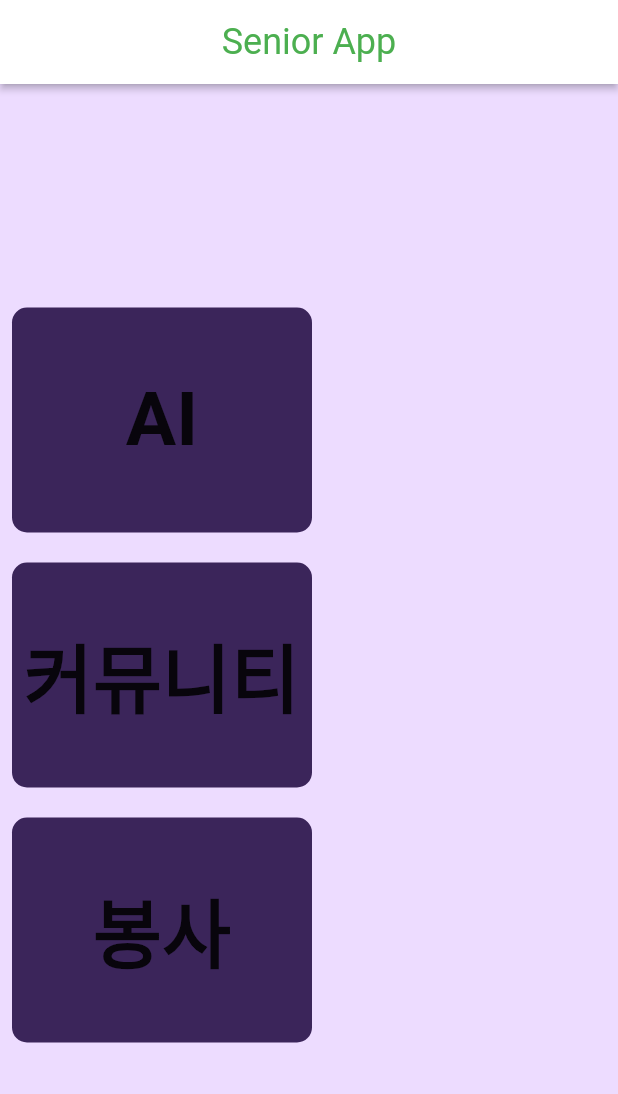
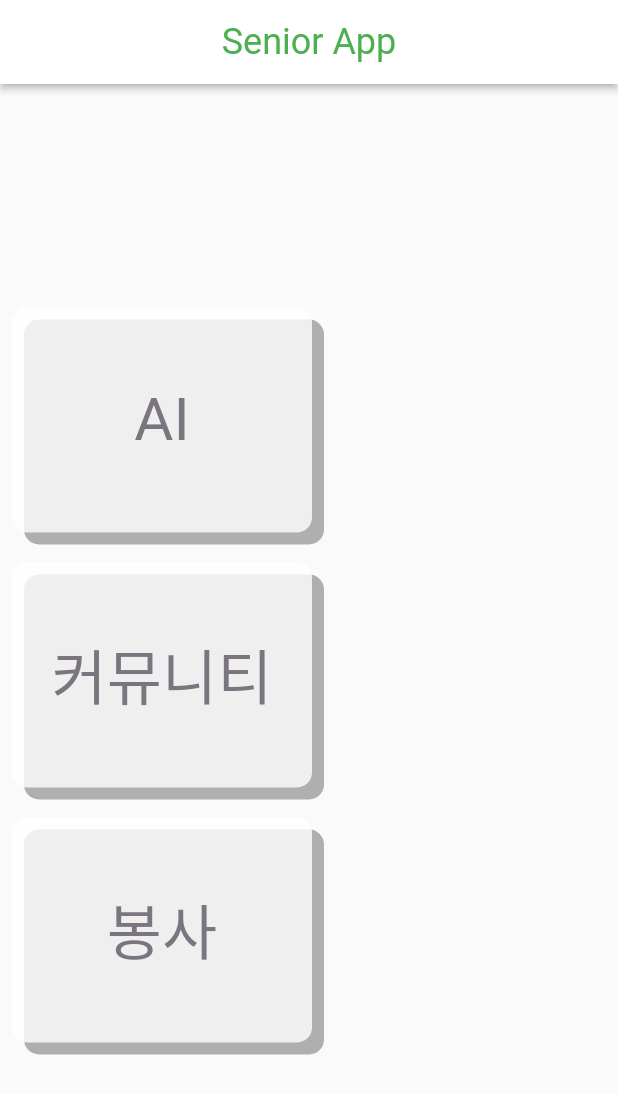
Before and after one commit to AjouSenior/AjouSenior_Front, a Flutter app: the screen it shows after launch, on a phone screen of 412 x 824 dp. Shown: the top 1094 px of the screen. Run offline on Flutter 3.47's test engine with Material 2 defaults, Android fonts, the phone set to English and light mode, and no system bars; our stand-ins replace google_fonts.

Commit message:
second commit

```diff
--- a/ajousenior/lib/main.dart
+++ b/ajousenior/lib/main.dart
@@ -17,7 +17,7 @@ class MyApp extends StatelessWidget {
     return MaterialApp(
       theme: ThemeData(
           colorScheme: ColorScheme.fromSeed(
-              seedColor: seedColor, brightness: Brightness.dark),
+              seedColor: seedColor, brightness: Brightness.light),
           textTheme: GoogleFonts.notoSansNKoTextTheme(
             Theme.of(context).textTheme,
           )),
--- a/ajousenior/lib/screen/home_screen.dart
+++ b/ajousenior/lib/screen/home_screen.dart
@@ -20,7 +20,6 @@ class HomeScreen extends StatelessWidget {
           ),
         ),
       ),
-      backgroundColor: Theme.of(context).colorScheme.onPrimaryContainer,
       body: const Padding(
         padding: EdgeInsets.all(8.0),
         child: Row(
--- a/ajousenior/lib/widgets/ai_widget.dart
+++ b/ajousenior/lib/widgets/ai_widget.dart
@@ -1,5 +1,6 @@
 import 'package:ajousenior/screen/ai_screen.dart';
 import 'package:flutter/material.dart';
+import 'package:google_fonts/google_fonts.dart';
 
 class Ai extends StatelessWidget {
   const Ai({super.key});
@@ -18,15 +19,21 @@ class Ai extends StatelessWidget {
       child: Container(
         alignment: Alignment.center,
         decoration: BoxDecoration(
+          boxShadow: [
+            BoxShadow(
+                color: Colors.black.withOpacity(0.3),
+                offset: const Offset(8, 8))
+          ],
           borderRadius: BorderRadius.circular(10),
-          color: Theme.of(context).colorScheme.onPrimary,
+          color: Theme.of(context).colorScheme.onPrimary.withOpacity(0.8),
         ),
         height: 150,
         width: 200,
-        child: const Text(
-          'AI',
-          style: TextStyle(fontWeight: FontWeight.w600, fontSize: 50),
-        ),
+        child: Text('AI',
+            style: GoogleFonts.notoSansKannada(
+              fontSize: 40,
+              color: Theme.of(context).colorScheme.outline,
+            )),
       ),
     );
   }
--- a/ajousenior/lib/widgets/community_widget.dart
+++ b/ajousenior/lib/widgets/community_widget.dart
@@ -1,5 +1,6 @@
 import 'package:ajousenior/screen/community_screen.dart';
 import 'package:flutter/material.dart';
+import 'package:google_fonts/google_fonts.dart';
 
 class Community extends StatelessWidget {
   const Community({super.key});
@@ -18,15 +19,21 @@ class Community extends StatelessWidget {
       child: Container(
         alignment: Alignment.center,
         decoration: BoxDecoration(
+          boxShadow: [
+            BoxShadow(
+                color: Colors.black.withOpacity(0.3),
+                offset: const Offset(8, 8))
+          ],
           borderRadius: BorderRadius.circular(10),
-          color: Theme.of(context).colorScheme.onPrimary,
+          color: Theme.of(context).colorScheme.onPrimary.withOpacity(0.8),
         ),
         height: 150,
         width: 200,
-        child: const Text(
-          '커뮤니티',
-          style: TextStyle(fontWeight: FontWeight.w600, fontSize: 50),
-        ),
+        child: Text('커뮤니티',
+            style: GoogleFonts.notoSansKannada(
+              fontSize: 40,
+              color: Theme.of(context).colorScheme.outline,
+            )),
       ),
     );
   }
--- a/ajousenior/lib/widgets/volunteer_widget.dart
+++ b/ajousenior/lib/widgets/volunteer_widget.dart
@@ -1,5 +1,6 @@
 import 'package:ajousenior/screen/volunteer_screen.dart';
 import 'package:flutter/material.dart';
+import 'package:google_fonts/google_fonts.dart';
 
 class Volunteer extends StatelessWidget {
   const Volunteer({super.key});
@@ -18,15 +19,21 @@ class Volunteer extends StatelessWidget {
       child: Container(
         alignment: Alignment.center,
         decoration: BoxDecoration(
+          boxShadow: [
+            BoxShadow(
+                color: Colors.black.withOpacity(0.3),
+                offset: const Offset(8, 8))
+          ],
           borderRadius: BorderRadius.circular(10),
-          color: Theme.of(context).colorScheme.onPrimary,
+          color: Theme.of(context).colorScheme.onPrimary.withOpacity(0.8),
         ),
         height: 150,
         width: 200,
-        child: const Text(
-          '봉사',
-          style: TextStyle(fontWeight: FontWeight.w600, fontSize: 50),
-        ),
+        child: Text('봉사',
+            style: GoogleFonts.notoSansKannada(
+              fontSize: 40,
+              color: Theme.of(context).colorScheme.outline,
+            )),
       ),
     );
   }
```
